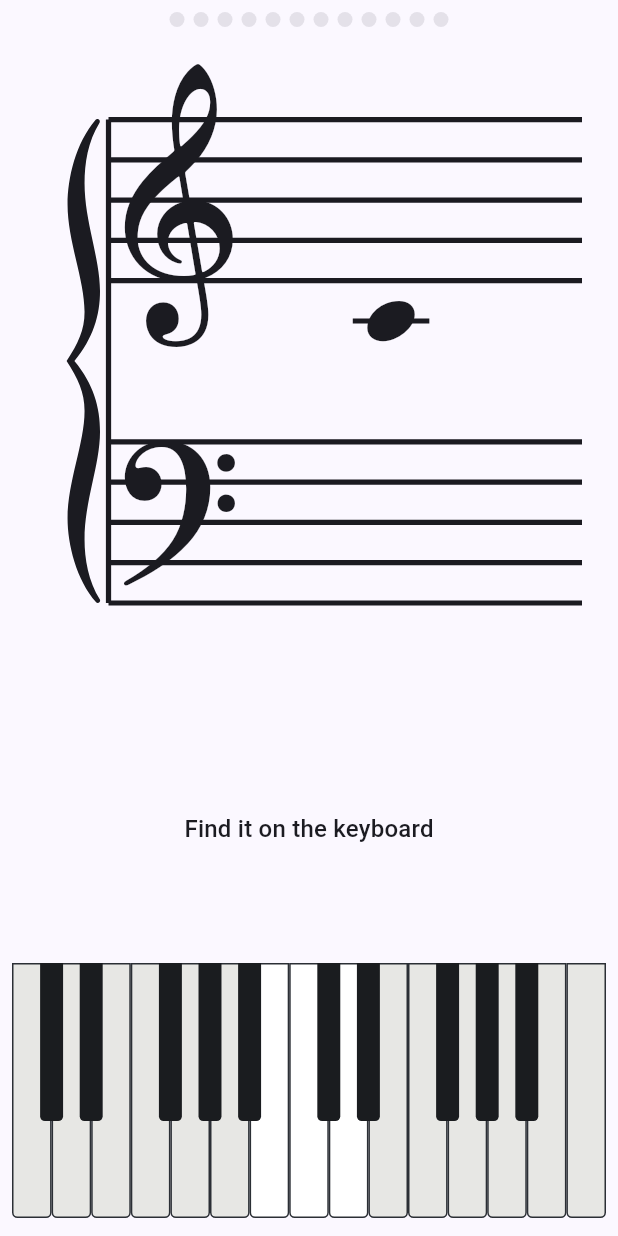
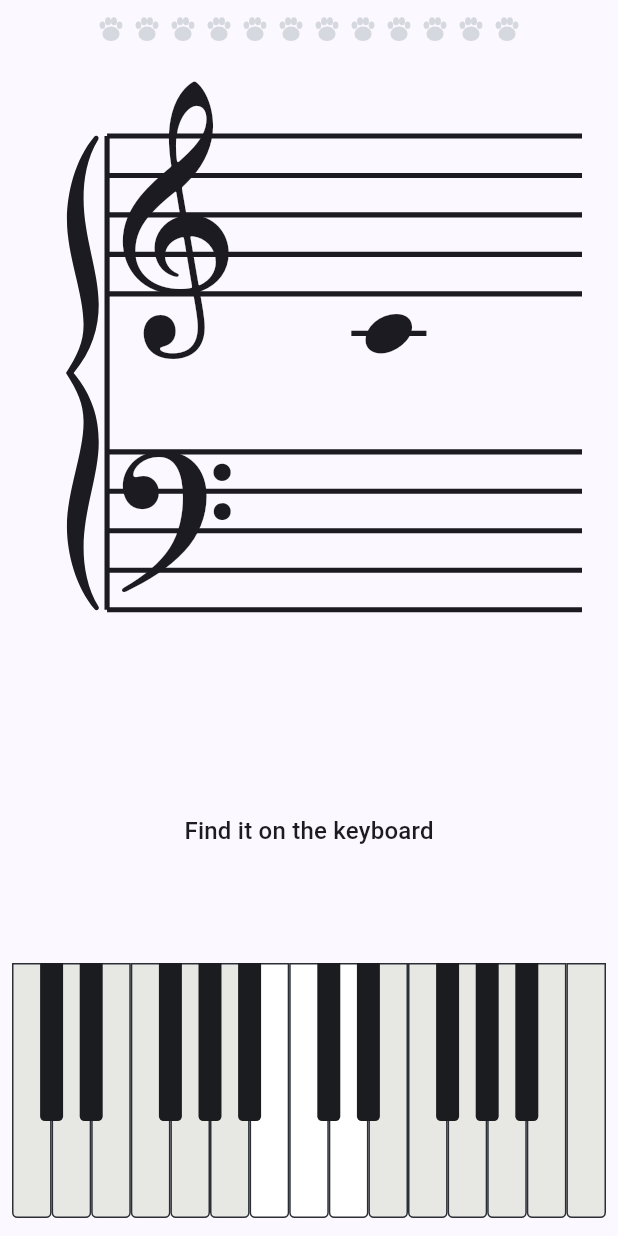
Before and after one commit to rvodden/jem_notes, a Flutter app: the screen it shows after launch, on a phone screen of 412 x 824 dp. Run offline on Flutter 3.47's test engine with Material 3 defaults, Android fonts, the phone set to English and light mode, and no system bars; our stand-ins replace shared_preferences.

Commit message:
feat: the round's progress is a trail of paw prints
Replaces the row of dots at the top of a question. One paw per question,
filling as he goes, so it reads as a cat walking across the screen while he
works through the round.

Still not a number and still not a clock. A six-year-old reads 'how much is
left' off a row of marks far faster than off '4 / 12', and a fraction quietly
invites hurrying - the opposite of what this exercise wants while accuracy is
still being built. A test walks the whole question screen and asserts no digit
appears on it at all.

Note the trail and the summary's accuracy paws are the same picture used for
two different things, which is the overlap avoided by making the round markers
paws rather than cats in the first place. They are distinguishable in practice:
twelve small paws across the top of a question, three large ones under 'Well
done' at the end. Flagging it rather than hiding it.

Goldens refreshed for the new top strip.

Co-Authored-By: Claude Opus 5 <noreply@anthropic.com>
Claude-Session: https://claude.ai/code/session_01JACKg3jh1rsXgt1Q69qGRa

```diff
--- a/lib/src/exercise/exercise_page.dart
+++ b/lib/src/exercise/exercise_page.dart
@@ -194,7 +194,7 @@ class _ExercisePageState extends State<ExercisePage> {
       children: <Widget>[
         Padding(
           padding: const EdgeInsets.fromLTRB(16, 8, 16, 0),
-          child: _ProgressDots(
+          child: _ProgressTrail(
             total: round.questionTarget,
             done: round.questionNumber - 1,
           ),
@@ -245,32 +245,26 @@ class _ExercisePageState extends State<ExercisePage> {
   }
 }
 
-/// Where he is in the round. Dots rather than "4 / 12" — a six-year-old reads
-/// a row of dots faster than a fraction, and it carries no sense of a clock.
-class _ProgressDots extends StatelessWidget {
-  const _ProgressDots({required this.total, required this.done});
+/// Where he is in the round: a trail of paw prints, filling as he goes.
+///
+/// Not a number and not a clock. A six-year-old reads "how much is left" off a
+/// row of marks far faster than off "4 / 12", and a fraction quietly invites
+/// hurrying — which is the opposite of what this exercise wants while accuracy
+/// is still being built.
+class _ProgressTrail extends StatelessWidget {
+  const _ProgressTrail({required this.total, required this.done});
 
   final int total;
   final int done;
 
   @override
   Widget build(BuildContext context) {
-    final Color on = Theme.of(context).colorScheme.primary;
-    final Color off = Theme.of(context).colorScheme.surfaceContainerHighest;
     return Wrap(
-      spacing: 6,
-      runSpacing: 6,
+      spacing: 2,
+      runSpacing: 2,
       alignment: WrapAlignment.center,
       children: <Widget>[
-        for (int i = 0; i < total; i++)
-          Container(
-            width: 10,
-            height: 10,
-            decoration: BoxDecoration(
-              color: i < done ? on : off,
-              shape: BoxShape.circle,
-            ),
-          ),
+        for (int i = 0; i < total; i++) PawPrint(filled: i < done, size: 22),
       ],
     );
   }
```
Also changed, not shown: 4 other files.
